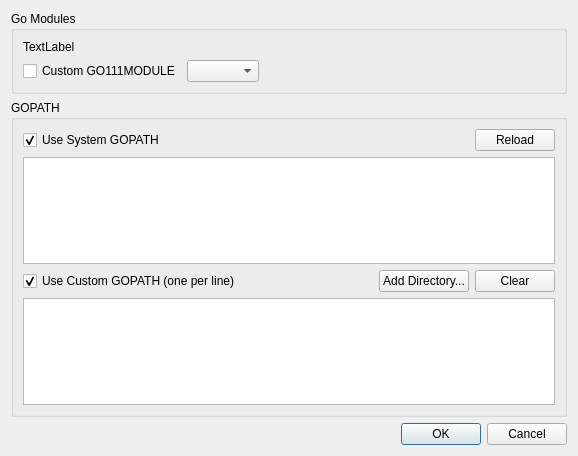
Qt form liteidex/src/plugins/golangpackage/setupgopathdialog.ui (visualfc/liteide) before a commit.
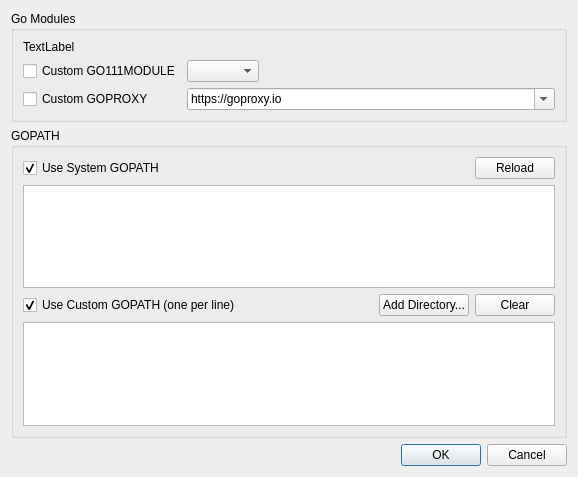
The same form after that commit.

Commit message: golangpackage: add custome GOPROXY

```diff
--- a/liteidex/src/plugins/golangpackage/setupgopathdialog.ui
+++ b/liteidex/src/plugins/golangpackage/setupgopathdialog.ui
@@ -7,7 +7,7 @@
     <x>0</x>
     <y>0</y>
     <width>578</width>
-    <height>456</height>
+    <height>477</height>
    </rect>
   </property>
   <property name="windowTitle">
@@ -28,18 +28,18 @@
        </widget>
       </item>
       <item>
-       <layout class="QHBoxLayout" name="horizontalLayout_4">
-        <item>
+       <layout class="QGridLayout" name="gridLayout">
+        <item row="0" column="1">
+         <widget class="QComboBox" name="cmbGoModule"/>
+        </item>
+        <item row="0" column="0">
          <widget class="QCheckBox" name="chkUseGoModule">
           <property name="text">
            <string>Custom GO111MODULE</string>
           </property>
          </widget>
         </item>
-        <item>
-         <widget class="QComboBox" name="cmbGoModule"/>
-        </item>
-        <item>
+        <item row="0" column="2">
          <spacer name="horizontalSpacer_3">
           <property name="orientation">
            <enum>Qt::Horizontal</enum>
@@ -52,6 +52,30 @@
           </property>
          </spacer>
         </item>
+        <item row="1" column="0">
+         <widget class="QCheckBox" name="chkUseGoProxy">
+          <property name="text">
+           <string>Custom GOPROXY</string>
+          </property>
+         </widget>
+        </item>
+        <item row="1" column="1" colspan="2">
+         <widget class="QComboBox" name="cmbGoProxy">
+          <property name="editable">
+           <bool>true</bool>
+          </property>
+          <item>
+           <property name="text">
+            <string>https://goproxy.io</string>
+           </property>
+          </item>
+          <item>
+           <property name="text">
+            <string>https://proxy.golang.org,direct</string>
+           </property>
+          </item>
+         </widget>
+        </item>
        </layout>
       </item>
      </layout>
```
The commit also changes 5 other files.
